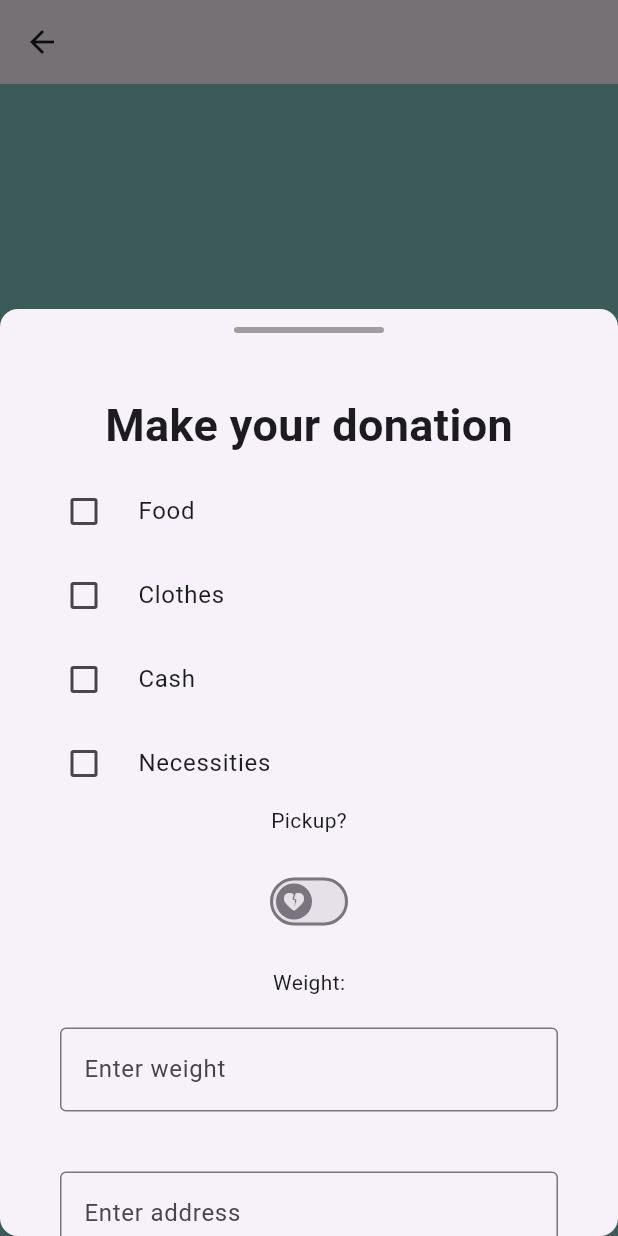
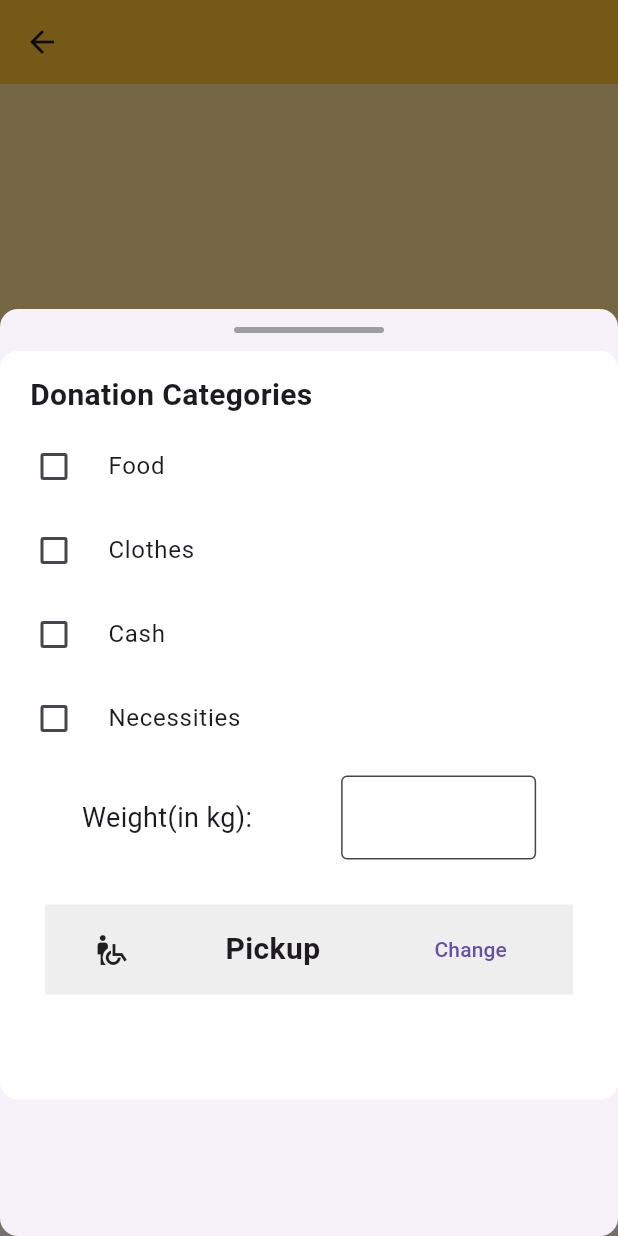
Before and after one commit to juatco-jemu/cmsc-23-project, a Flutter app: the DriveDetailsPage screen opened directly with sample values from the repository, after a tap on "Donate", on a phone screen of 412 x 824 dp. Run offline on Flutter 3.47's test engine with Material 3 defaults, Android fonts, the phone set to English and light mode, and no system bars; our stand-ins replace carousel_slider, cloud_firestore, curved_navigation_bar, email_validator, firebase_auth, firebase_core; accounts and stored records are empty.

Commit message:
feat: initial adjustment of donation drive details UI and functionality

```diff
--- a/lib/pages/donate_page.dart
+++ b/lib/pages/donate_page.dart
@@ -1,15 +1,16 @@
-import 'package:flutter/cupertino.dart';
+import 'package:donation_system/theme/widget_designs.dart';
 import 'package:flutter/material.dart';
-import 'package:flutter/widgets.dart';
 
-class DonatePage extends StatefulWidget {
-  const DonatePage({super.key});
+import '../theme/colors.dart';
+
+class DonateForm extends StatefulWidget {
+  const DonateForm({super.key});
 
   @override
-  State<DonatePage> createState() => _DonatePageState();
+  State<DonateForm> createState() => _DonateFormState();
 }
 
-class _DonatePageState extends State<DonatePage> {
+class _DonateFormState extends State<DonateForm> {
   final List<String> _category = [
     "Food",
     "Clothes",
@@ -19,9 +20,9 @@ class _DonatePageState extends State<DonatePage> {
 
   Set<String> selectedCategories = {};
 
-  final MaterialStateProperty<Icon?> thumbIcon = MaterialStateProperty.resolveWith<Icon?>(
-    (Set<MaterialState> states) {
-      if (states.contains(MaterialState.selected)) {
+  final WidgetStateProperty<Icon?> thumbIcon = WidgetStateProperty.resolveWith<Icon?>(
+    (Set<WidgetState> states) {
+      if (states.contains(WidgetState.selected)) {
         return const Icon(Icons.favorite_rounded);
       }
       return const Icon(Icons.heart_broken_rounded);
@@ -29,28 +30,26 @@ class _DonatePageState extends State<DonatePage> {
   );
 
   bool _currentStatus = false;
-
+  late Size screen = MediaQuery.of(context).size;
   @override
   Widget build(BuildContext context) {
     return SingleChildScrollView(
         child: Align(
       alignment: Alignment.center,
-      child: Padding(
-        padding: const EdgeInsets.symmetric(horizontal: 20),
+      child: Container(
+        decoration: CustomWidgetDesigns.customContainer(),
         child: Column(
-          crossAxisAlignment: CrossAxisAlignment.center,
+          crossAxisAlignment: CrossAxisAlignment.start,
           children: [
-            spacer,
-            const Padding(
-              padding: EdgeInsets.all(8.0),
-              child: Text("Make your donation",
-                  style: TextStyle(fontSize: 30, fontWeight: FontWeight.bold)),
-            ),
+            formHeader("Donation Categories"),
             donationCategory,
-            pickupAndWeight,
-            addressField,
-            contactNoField,
-            donateButton,
+            spacer(10),
+            weightForm,
+            spacer(30),
+            pickupDropoff,
+            spacer(50),
+            // addressField,
+            // contactNoField,
             const SizedBox(height: 20)
           ],
         ),
@@ -58,34 +57,71 @@ class _DonatePageState extends State<DonatePage> {
     ));
   }
 
-  Widget get spacer => const SizedBox(height: 20);
+  Widget spacer(double size) {
+    return SizedBox(height: size);
+  }
 
-  Widget get pickupAndWeight => Column(
+  Widget get weightForm => Row(
+        mainAxisAlignment: MainAxisAlignment.spaceEvenly,
         children: [
-          const Text("Pickup?"),
-          Container(
-            margin: const EdgeInsets.all(20),
-            child: Switch(
-              thumbIcon: thumbIcon,
-              value: _currentStatus,
-              onChanged: (bool val) {
-                setState(() {
-                  _currentStatus = val;
-                });
-              },
-            ),
+          const Text(
+            "Weight(in kg): ",
+            style: TextStyle(fontSize: 18),
           ),
-          const Text("Weight:"),
-          Container(
-            margin: const EdgeInsets.all(20),
-            child: const TextField(
-              decoration: InputDecoration(
-                border: OutlineInputBorder(),
-                hintText: 'Enter weight',
-              ),
-            ),
+          SizedBox(
+            width: 130,
+            // margin: const EdgeInsets.all(20),
+            child: TextField(
+                decoration: CustomWidgetDesigns.customFormField("", "Enter weight").copyWith(
+              border: const OutlineInputBorder(),
+            )),
           ),
         ],
+      );
+
+  Widget get pickupDropoff => Container(
+        margin: const EdgeInsets.symmetric(horizontal: 30),
+        height: 60,
+        color: Colors.grey[200],
+        child: Row(
+          mainAxisAlignment: MainAxisAlignment.spaceAround,
+          children: [
+            const Icon(Icons.wheelchair_pickup),
+            const Text(
+              "Pickup",
+              style: TextStyle(fontSize: 20, fontWeight: FontWeight.bold),
+            ),
+            TextButton(
+                onPressed: () {
+                  showModalBottomSheet(
+                    context: context,
+                    builder: (context) => FractionallySizedBox(
+                        heightFactor: 0.75,
+                        child: Column(
+                          children: [
+                            hBar,
+                            Flexible(child: _buildPickupDropoff()),
+                          ],
+                        )),
+                    shape: RoundedRectangleBorder(
+                      borderRadius: BorderRadius.circular(12),
+                    ),
+                    isScrollControlled: true,
+                  );
+                },
+                child: const Text("Change")),
+          ],
+        ),
+      );
+
+  Widget get hBar => Container(
+        width: 100,
+        height: 4,
+        margin: const EdgeInsets.only(top: 12, bottom: 12),
+        decoration: BoxDecoration(
+          color: Colors.grey[500],
+          borderRadius: BorderRadius.circular(12),
+        ),
       );
 
   Widget get donationCategory => Column(
@@ -107,34 +143,45 @@ class _DonatePageState extends State<DonatePage> {
             .toList(),
       );
 
-  Widget get addressField => Container(
-        margin: const EdgeInsets.all(20),
-        child: const TextField(
-          decoration: InputDecoration(
-            border: OutlineInputBorder(),
-            hintText: 'Enter address',
+  Widget formHeader(String title) {
+    return Container(
+      margin: const EdgeInsets.fromLTRB(20, 15, 0, 5),
+      child: Text(
+        title,
+        style: const TextStyle(fontSize: 20, fontWeight: FontWeight.bold),
+      ),
+    );
+  }
+
+  Widget _buildPickupDropoff() {
+    return Scaffold(
+      bottomSheet: donateButton(context),
+    );
+  }
+
+  Widget donateButton(context) {
+    return Container(
+      color: AppColors.appWhite,
+      width: screen.width,
+      height: 70,
+      child: Padding(
+        padding: const EdgeInsets.all(12.0),
+        child: ElevatedButton(
+          style: ButtonStyle(
+            backgroundColor: WidgetStateProperty.all(AppColors.yellow02),
+            shape: WidgetStateProperty.all(
+              RoundedRectangleBorder(
+                borderRadius: BorderRadius.circular(12),
+              ),
+            ),
+          ),
+          onPressed: () {},
+          child: const Text(
+            "Update",
+            style: TextStyle(color: AppColors.appWhite),
           ),
         ),
-      );
-
-  Widget get contactNoField => Container(
-        margin: const EdgeInsets.all(20),
-        child: const TextField(
-          decoration: InputDecoration(
-            border: OutlineInputBorder(),
-            hintText: 'Enter contact number',
-          ),
-        ),
-      );
-
-  Widget get donateButton => Padding(
-        padding: const EdgeInsets.only(top: 30),
-        child: ElevatedButton(
-          onPressed: () {
-            // Navigator.push(
-            // context, MaterialPageRoute(builder: (context) => const UserDetailsPage()));
-          },
-          child: const Text("Donate"),
-        ),
-      );
+      ),
+    );
+  }
 }
--- a/lib/pages/drive_details_page.dart
+++ b/lib/pages/drive_details_page.dart
@@ -19,18 +19,18 @@ class _DriveDetailsPageState extends State<DriveDetailsPage> {
     return Scaffold(
       appBar: AppBar(
         title: const Text(""),
+        backgroundColor: AppColors.yellow03,
       ),
       body: SingleChildScrollView(
         child: Container(
-          color: AppColors.aliceBlue,
+          color: AppColors.backgroundYellow,
           width: screen.width,
-          height: screen.height,
           child: Column(
             children: [
               Container(
                 height: 250,
                 width: screen.width,
-                color: AppColors.tiffanyBlue,
+                color: AppColors.yellow01,
               ),
               Padding(
                 padding: const EdgeInsets.all(16.0),
@@ -44,13 +44,15 @@ class _DriveDetailsPageState extends State<DriveDetailsPage> {
                         const Icon(Icons.favorite_border),
                       ],
                     ),
-                    spacer,
                     Column(
                       crossAxisAlignment: CrossAxisAlignment.start,
                       children: [
-                        Text("Status: ${widget.donationDrive.status}"),
+                        Text(widget.donationDrive.status),
                         Text("Location: ${widget.donationDrive.location}"),
+                        spacer,
                         Text("Description: ${widget.donationDrive.description}"),
+                        spacer,
+                        const DonateForm(),
                       ],
                     ),
                     spacer,
@@ -67,11 +69,19 @@ class _DriveDetailsPageState extends State<DriveDetailsPage> {
 
   Widget donateButton(context) {
     return Container(
-      color: AppColors.tiffanyBlue,
+      color: AppColors.backgroundYellow,
       width: screen.width,
       child: Padding(
         padding: const EdgeInsets.all(8.0),
         child: ElevatedButton(
+          style: ButtonStyle(
+            backgroundColor: WidgetStateProperty.all(AppColors.yellow02),
+            shape: WidgetStateProperty.all(
+              RoundedRectangleBorder(
+                borderRadius: BorderRadius.circular(12),
+              ),
+            ),
+          ),
           onPressed: () {
             // Navigator.push(context, MaterialPageRoute(builder: (context) => const DonatePage()));
             showModalBottomSheet(
@@ -81,7 +91,7 @@ class _DriveDetailsPageState extends State<DriveDetailsPage> {
                   child: Column(
                     children: [
                       hBar,
-                      const Flexible(child: DonatePage()),
+                      const Flexible(child: DonateForm()),
                     ],
                   )),
               shape: RoundedRectangleBorder(
@@ -90,7 +100,10 @@ class _DriveDetailsPageState extends State<DriveDetailsPage> {
               isScrollControlled: true,
             );
           },
-          child: const Text("Donate"),
+          child: const Text(
+            "Donate",
+            style: TextStyle(color: AppColors.appWhite),
+          ),
         ),
       ),
     );
```
Also changed, not shown: lib/pages/org_details.dart (+39 -10 lines).
